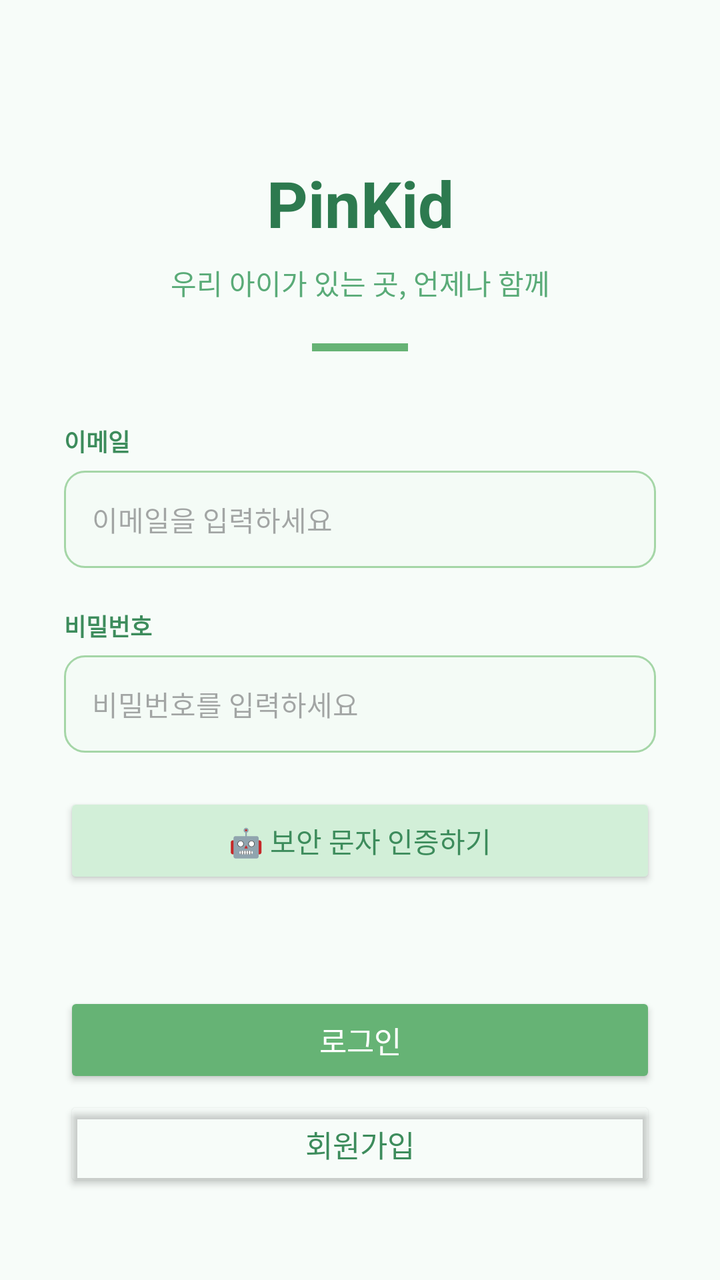
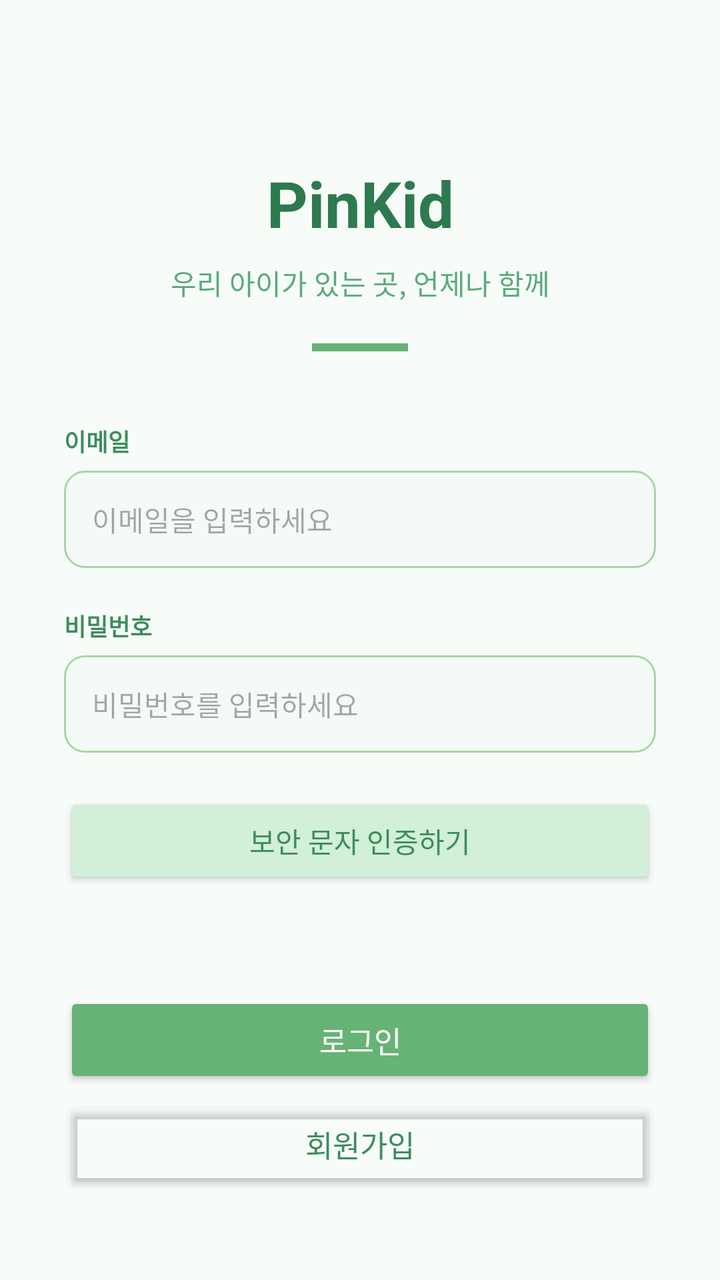

Before-and-after screenshots of an Android layout around one commit, followed by the original layout XML and the change that was made.
<!-- AndroidManifest.xml: application theme Theme.PinKid -->
<!-- res/layout/activity_login.xml -->
<?xml version="1.0" encoding="utf-8"?>
<ScrollView
    xmlns:android="http://schemas.android.com/apk/res/android"
    xmlns:app="http://schemas.android.com/apk/res-auto"
    android:layout_width="match_parent"
    android:layout_height="match_parent"
    android:background="#F7FCF9"
    android:fillViewport="true">

    <androidx.constraintlayout.widget.ConstraintLayout
        android:layout_width="match_parent"
        android:layout_height="wrap_content"
        android:paddingBottom="40dp">

        
        <TextView
            android:id="@+id/txtPinKid"
            android:layout_width="wrap_content"
            android:layout_height="wrap_content"
            android:text="PinKid"
            android:textSize="32sp"
            android:textStyle="bold"
            android:textColor="#2D7A4F"
            app:layout_constraintTop_toTopOf="parent"
            app:layout_constraintStart_toStartOf="parent"
            app:layout_constraintEnd_toEndOf="parent"
            android:layout_marginTop="80dp"/>

        <TextView
            android:id="@+id/txtSubTitle"
            android:layout_width="wrap_content"
            android:layout_height="wrap_content"
            android:text="우리 아이가 있는 곳, 언제나 함께"
            android:textSize="14sp"
            android:textColor="#5AAB78"
            app:layout_constraintTop_toBottomOf="@id/txtPinKid"
            app:layout_constraintStart_toStartOf="parent"
            app:layout_constraintEnd_toEndOf="parent"
            android:layout_marginTop="8dp"/>

        <View
            android:id="@+id/divider"
            android:layout_width="48dp"
            android:layout_height="4dp"
            android:background="#66B375"
            app:layout_constraintTop_toBottomOf="@id/txtSubTitle"
            app:layout_constraintStart_toStartOf="parent"
            app:layout_constraintEnd_toEndOf="parent"
            android:layout_marginTop="20dp"/>

        
        <TextView
            android:id="@+id/txtID"
            android:layout_width="0dp"
            android:layout_height="wrap_content"
            android:text="이메일"
            android:textSize="12sp"
            android:textColor="#3D8C5C"
            android:textStyle="bold"
            app:layout_constraintTop_toBottomOf="@id/divider"
            app:layout_constraintStart_toStartOf="@id/editTxtID"
            android:layout_marginTop="36dp"/>

        <EditText
            android:id="@+id/editTxtID"
            android:layout_width="0dp"
            android:layout_height="wrap_content"
            android:hint="이메일을 입력하세요"
            android:inputType="textEmailAddress"
            android:textSize="14sp"
            android:padding="14dp"
            android:background="@drawable/edit_bg"
            app:layout_constraintTop_toBottomOf="@id/txtID"
            app:layout_constraintStart_toStartOf="parent"
            app:layout_constraintEnd_toEndOf="parent"
            android:layout_marginStart="32dp"
            android:layout_marginEnd="32dp"
            android:layout_marginTop="6dp"/>

        
        <TextView
            android:id="@+id/txtPassword"
            android:layout_width="0dp"
            android:layout_height="wrap_content"
            android:text="비밀번호"
            android:textSize="12sp"
            android:textColor="#3D8C5C"
            android:textStyle="bold"
            app:layout_constraintTop_toBottomOf="@id/editTxtID"
            app:layout_constraintStart_toStartOf="@id/editTxtPW"
            android:layout_marginTop="20dp"/>

        <EditText
            android:id="@+id/editTxtPW"
            android:layout_width="0dp"
            android:layout_height="wrap_content"
            android:hint="비밀번호를 입력하세요"
            android:inputType="textPassword"
            android:textSize="14sp"
            android:padding="14dp"
            android:background="@drawable/edit_bg"
            app:layout_constraintTop_toBottomOf="@id/txtPassword"
            app:layout_constraintStart_toStartOf="parent"
            app:layout_constraintEnd_toEndOf="parent"
            android:layout_marginStart="32dp"
            android:layout_marginEnd="32dp"
            android:layout_marginTop="6dp"/>

        
        <Button
            android:id="@+id/btnCaptcha"
            android:layout_width="0dp"
            android:layout_height="48dp"
            android:text="🤖 보안 문자 인증하기"
            android:textSize="14sp"
            android:textColor="#3D8C5C"
            android:backgroundTint="#D2EFD8"
            app:layout_constraintTop_toBottomOf="@id/editTxtPW"
            app:layout_constraintStart_toStartOf="parent"
            app:layout_constraintEnd_toEndOf="parent"
            android:layout_marginStart="32dp"
            android:layout_marginEnd="32dp"
            android:layout_marginTop="20dp"/>

        <TextView
            android:id="@+id/txtCaptchaStatus"
            android:layout_width="0dp"
            android:layout_height="wrap_content"
            android:text=""
            android:textSize="13sp"
            android:textColor="#2D7A4F"
            android:gravity="center"
            app:layout_constraintTop_toBottomOf="@id/btnCaptcha"
            app:layout_constraintStart_toStartOf="parent"
            app:layout_constraintEnd_toEndOf="parent"
            android:layout_marginTop="6dp"/>

        
        <Button
            android:id="@+id/btnLogin"
            android:layout_width="0dp"
            android:layout_height="48dp"
            android:text="로그인"
            android:textSize="15sp"
            android:textColor="#FFFFFF"
            android:backgroundTint="#66B375"
            app:layout_constraintTop_toBottomOf="@id/txtCaptchaStatus"
            app:layout_constraintStart_toStartOf="parent"
            app:layout_constraintEnd_toEndOf="parent"
            android:layout_marginStart="32dp"
            android:layout_marginEnd="32dp"
            android:layout_marginTop="28dp"/>

        <Button
            android:id="@+id/btnSignUp"
            android:layout_width="0dp"
            android:layout_height="48dp"
            android:text="회원가입"
            android:textSize="15sp"
            android:textColor="#3D8C5C"
            android:backgroundTint="#00000000"
            app:layout_constraintTop_toBottomOf="@id/btnLogin"
            app:layout_constraintStart_toStartOf="parent"
            app:layout_constraintEnd_toEndOf="parent"
            android:layout_marginStart="32dp"
            android:layout_marginEnd="32dp"
            android:layout_marginTop="4dp"/>

    </androidx.constraintlayout.widget.ConstraintLayout>

</ScrollView>
<!-- resources referenced by this layout -->
<resources>
  <!-- drawable edit_bg (drawable) -->
  <?xml version="1.0" encoding="utf-8"?>
  <shape xmlns:android="http://schemas.android.com/apk/res/android">
      <solid android:color="#F4FBF6"/>
      <stroke android:width="1dp" android:color="#A5D6A7"/>
      <corners android:radius="10dp"/>
  </shape>
  <style name="Theme.PinKid" parent="Base.Theme.PinKid">
          <item name="materialButtonStyle">@style/Widget.PinKid.Button</item>
      </style>
  <style name="Base.Theme.PinKid" parent="Theme.Material3.DayNight.NoActionBar">
          
          
      </style>
  <style name="Widget.PinKid.Button" parent="Widget.Material3.Button">
          <item name="cornerRadius">5dp</item>
      </style>
</resources>

<!-- the commit's change to res/layout/activity_login.xml (unified diff, before → after) -->
@@ -111,7 +111,7 @@
             android:id="@+id/btnCaptcha"
             android:layout_width="0dp"
             android:layout_height="48dp"
-            android:text="🤖 보안 문자 인증하기"
+            android:text="보안 문자 인증하기"
             android:textSize="14sp"
             android:textColor="#3D8C5C"
             android:backgroundTint="#D2EFD8"
